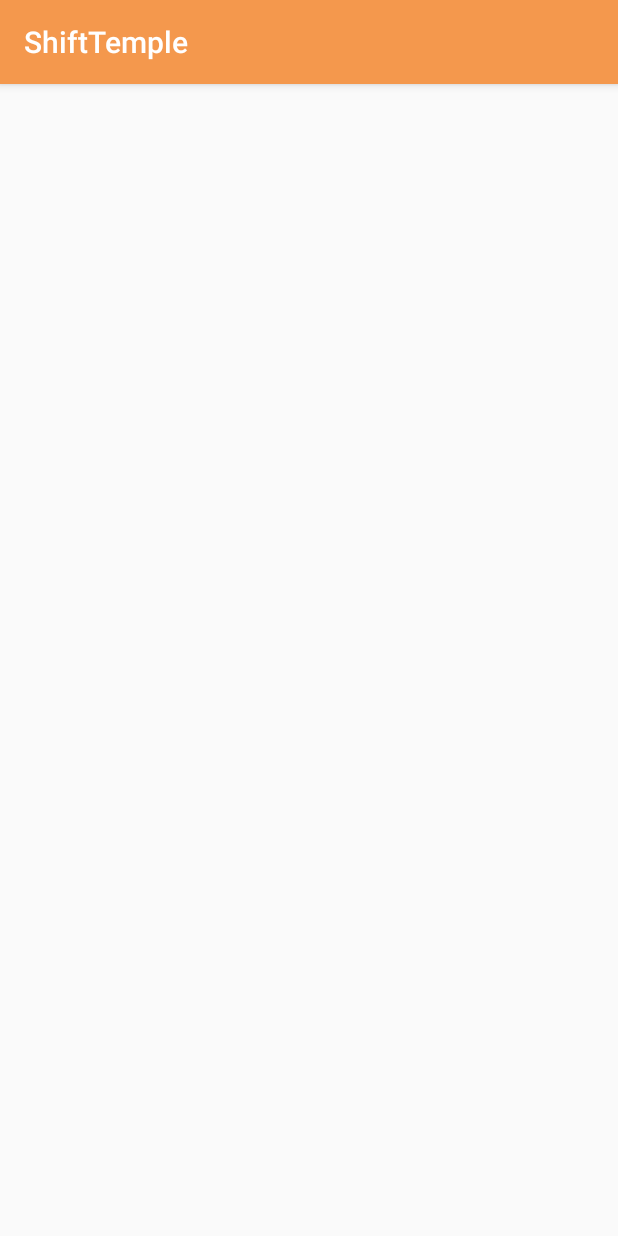
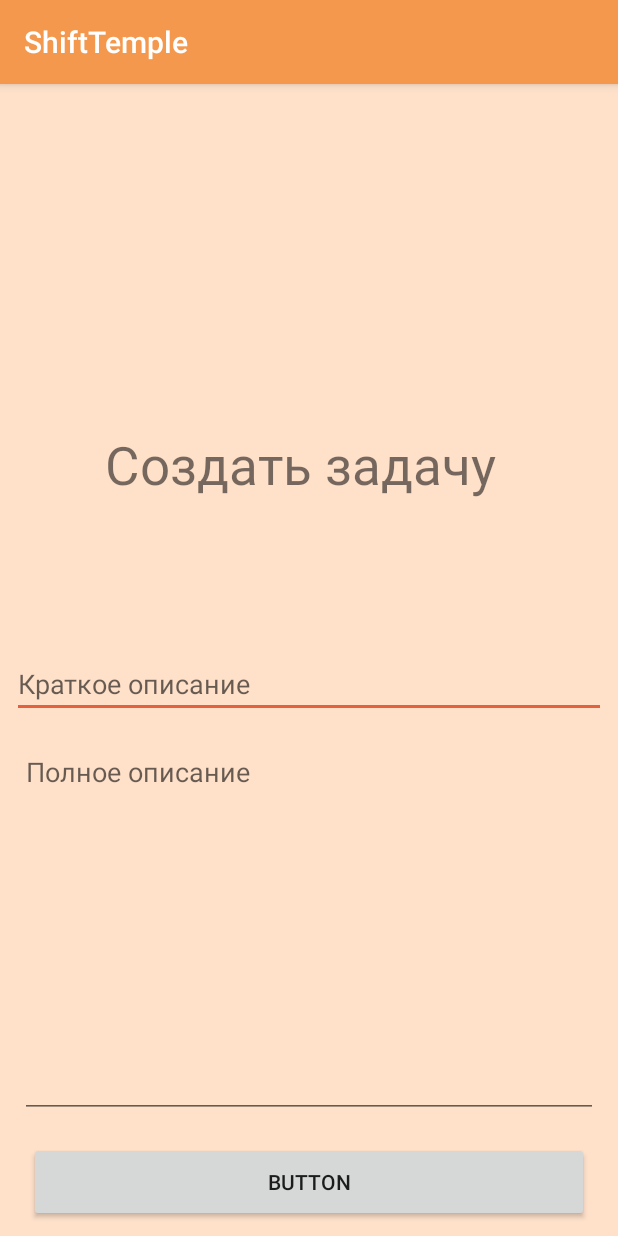
Before and after one commit to mocrob/Dukalis_TestExamle, an Android app: the CreateTaskActivity screen opened directly, with no data from a screen before it, on a phone screen of 412 x 824 dp. Run offline under Robolectric (Android 15) with nearby library versions, the phone set to English and light mode, and no system bars; network calls fail.

Commit message:
Create Task

```diff
--- a/app/src/main/java/ru/ftc/android/shifttemple/features/login/presentation/LoginActivity.java
+++ b/app/src/main/java/ru/ftc/android/shifttemple/features/login/presentation/LoginActivity.java
@@ -72,8 +72,8 @@ public final class LoginActivity extends BaseActivity implements LoginView {
     }
 
     @Override
-    public void openTaskListScreen() {
-        TaskActivity.start(this);
+    public void openTaskListScreen(User user) {
+        TaskActivity.start(this, user);
     }
 
     @Override
--- a/app/src/main/java/ru/ftc/android/shifttemple/features/login/presentation/LoginPresenter.java
+++ b/app/src/main/java/ru/ftc/android/shifttemple/features/login/presentation/LoginPresenter.java
@@ -43,7 +43,7 @@ public final class LoginPresenter extends MvpPresenter<LoginView> {
             view.showNotSelectedUserError();
         } else {
             sessionInteractor.setSessionId(String.valueOf(selectedUser.getId()));
-            view.openTaskListScreen();
+            view.openTaskListScreen(selectedUser);
         }
     }
 }
--- a/app/src/main/java/ru/ftc/android/shifttemple/features/login/presentation/LoginView.java
+++ b/app/src/main/java/ru/ftc/android/shifttemple/features/login/presentation/LoginView.java
@@ -11,7 +11,7 @@ public interface LoginView extends MvpView {
 
     void openBookListScreen();
 
-    void openTaskListScreen();
+    void openTaskListScreen(User user);
 
     void showNotSelectedUserError();
 
--- a/app/src/main/java/ru/ftc/android/shifttemple/features/tasks/presentation/CreateTaskActivity.java
+++ b/app/src/main/java/ru/ftc/android/shifttemple/features/tasks/presentation/CreateTaskActivity.java
@@ -4,12 +4,17 @@ package ru.ftc.android.shifttemple.features.tasks.presentation;
 import android.content.Context;
 import android.content.Intent;
 import android.os.Bundle;
+import android.view.View;
+import android.widget.Button;
+import android.widget.EditText;
 import android.widget.Toast;
 
 import ru.ftc.android.shifttemple.R;
 import ru.ftc.android.shifttemple.features.BaseActivity;
 import ru.ftc.android.shifttemple.features.MvpPresenter;
 import ru.ftc.android.shifttemple.features.MvpView;
+import ru.ftc.android.shifttemple.features.tasks.domain.TasksInteractor;
+import ru.ftc.android.shifttemple.features.tasks.domain.model.Task;
 
 
 public final class CreateTaskActivity extends BaseActivity implements CreateTaskView {
@@ -20,12 +25,32 @@ public final class CreateTaskActivity extends BaseActivity implements CreateTask
     }
     private CreateTaskPresenter presenter;
 
+    private EditText shortDesc;
+    private EditText fullDesc;
+    private Button createButton;
 
 
     @Override
     protected void onCreate(Bundle savedInstanceState) {
         super.onCreate(savedInstanceState);
         setContentView(R.layout.activity_create_task);
+        initView();
+    }
+
+    private void initView(){
+        shortDesc = findViewById(R.id.ShortDeskPlace);
+        fullDesc = findViewById(R.id.FullDeskPlace);
+        createButton = findViewById(R.id.TaskToCreate);
+
+        createButton.setOnClickListener(new View.OnClickListener() {
+            @Override
+            public void onClick(View view) {
+
+                Task task = new Task(String.valueOf(shortDesc.getText()),String.valueOf(fullDesc.getText()),Intent.EXTRA_TEXT);
+                presenter.createTask(task);
+
+            }
+        });
     }
 
     @Override
@@ -44,4 +69,9 @@ public final class CreateTaskActivity extends BaseActivity implements CreateTask
     public void showError() {
         Toast.makeText(this,"Some ERROR", Toast.LENGTH_LONG);
     }
+
+    @Override
+    public void showSuccess() {
+        Toast.makeText(this,"Success", Toast.LENGTH_LONG);
+    }
 }
--- a/app/src/main/java/ru/ftc/android/shifttemple/features/tasks/presentation/CreateTaskPresenter.java
+++ b/app/src/main/java/ru/ftc/android/shifttemple/features/tasks/presentation/CreateTaskPresenter.java
@@ -1,6 +1,29 @@
 package ru.ftc.android.shifttemple.features.tasks.presentation;
 
 import ru.ftc.android.shifttemple.features.MvpPresenter;
+import ru.ftc.android.shifttemple.features.tasks.domain.TasksInteractor;
+import ru.ftc.android.shifttemple.features.tasks.domain.model.Task;
+import ru.ftc.android.shifttemple.network.Carry;
 
 public final class CreateTaskPresenter extends MvpPresenter<CreateTaskView> {
+    private final TasksInteractor interactor;
+
+    public CreateTaskPresenter(TasksInteractor interactor) {
+        this.interactor = interactor;
+    }
+
+    public void createTask(Task task)
+    {
+        interactor.createTask(task, new Carry<Task>(){
+            @Override
+            public void onSuccess(Task result) {
+                view.showSuccess();
+            }
+
+            @Override
+            public void onFailure(Throwable throwable) {
+                view.showError();
+            }
+        });
+    }
 }
--- a/app/src/main/java/ru/ftc/android/shifttemple/features/tasks/presentation/CreateTaskPresenterFactory.java
+++ b/app/src/main/java/ru/ftc/android/shifttemple/features/tasks/presentation/CreateTaskPresenterFactory.java
@@ -2,8 +2,24 @@ package ru.ftc.android.shifttemple.features.tasks.presentation;
 
 import android.content.Context;
 
+import ru.ftc.android.shifttemple.App;
+import ru.ftc.android.shifttemple.features.tasks.data.TaskRepositoryImpl;
+import ru.ftc.android.shifttemple.features.tasks.data.TasksApi;
+import ru.ftc.android.shifttemple.features.tasks.data.TasksDataSource;
+import ru.ftc.android.shifttemple.features.tasks.data.TasksDataSourceImpl;
+import ru.ftc.android.shifttemple.features.tasks.data.TasksRepository;
+import ru.ftc.android.shifttemple.features.tasks.domain.TasksInteractor;
+import ru.ftc.android.shifttemple.features.tasks.domain.TasksInteractorImpl;
+
 public final class CreateTaskPresenterFactory {
     static  CreateTaskPresenter createPresenter(Context context){
-        return new CreateTaskPresenter();
+        final TasksApi api = App.getRetrofitProvider(context)
+                .getRetrofit()
+                .create(TasksApi.class);
+
+        final TasksDataSource dataSource = new TasksDataSourceImpl(api);
+        final TasksRepository repository = new TaskRepositoryImpl(dataSource);
+        final TasksInteractor interactor = new TasksInteractorImpl(repository);
+        return new CreateTaskPresenter(interactor);
     }
 }
--- a/app/src/main/java/ru/ftc/android/shifttemple/features/tasks/presentation/CreateTaskView.java
+++ b/app/src/main/java/ru/ftc/android/shifttemple/features/tasks/presentation/CreateTaskView.java
@@ -5,4 +5,6 @@ import ru.ftc.android.shifttemple.features.MvpView;
 public interface CreateTaskView extends MvpView {
 
     void showError();
+
+    void showSuccess();
 }
--- a/app/src/main/java/ru/ftc/android/shifttemple/features/tasks/presentation/TaskActivity.java
+++ b/app/src/main/java/ru/ftc/android/shifttemple/features/tasks/presentation/TaskActivity.java
@@ -21,12 +21,14 @@ import ru.ftc.android.shifttemple.R;
 import ru.ftc.android.shifttemple.features.BaseActivity;
 import ru.ftc.android.shifttemple.features.MvpPresenter;
 import ru.ftc.android.shifttemple.features.MvpView;
+import ru.ftc.android.shifttemple.features.login.domain.model.User;
 import ru.ftc.android.shifttemple.features.tasks.domain.model.Task;
 
 public final class TaskActivity extends BaseActivity implements TaskListView {
 
-    public static void start(final Context context){
+    public static void start(final Context context, User user){
         Intent intent = new Intent(context, TaskActivity.class);
+        intent.putExtra(Intent.EXTRA_TEXT,user.getCity());
         context.startActivity(intent);
     }
 
@@ -34,6 +36,7 @@ public final class TaskActivity extends BaseActivity implements TaskListView {
     private RecyclerView recyclerView;
     private Button createTaskButton;
     private TaskAdapter adapter;
+    //private String activeUserCity;
 
     private TaskListPresenter presenter;
 
--- a/app/src/main/res/layout/activity_create_task.xml
+++ b/app/src/main/res/layout/activity_create_task.xml
@@ -4,6 +4,60 @@
     xmlns:tools="http://schemas.android.com/tools"
     android:layout_width="match_parent"
     android:layout_height="match_parent"
+    android:background="@color/colorFon"
     tools:context=".features.tasks.presentation.CreateTaskActivity">
 
+    <Button
+        android:id="@+id/TaskToCreate"
+        android:layout_width="373dp"
+        android:layout_height="53dp"
+        android:layout_marginStart="8dp"
+        android:layout_marginEnd="8dp"
+        android:layout_marginBottom="9dp"
+        android:text="Button"
+        app:layout_constraintBottom_toBottomOf="parent"
+        app:layout_constraintEnd_toEndOf="parent"
+        app:layout_constraintStart_toStartOf="parent" />
+
+    <EditText
+        android:id="@+id/ShortDeskPlace"
+        android:layout_width="0dp"
+        android:layout_height="wrap_content"
+        android:layout_marginStart="8dp"
+        android:layout_marginEnd="8dp"
+        android:layout_marginBottom="13dp"
+        android:ems="10"
+        android:hint="@string/ShortDeskPlaceText"
+        android:inputType="textPersonName"
+        app:layout_constraintBottom_toTopOf="@+id/FullDeskPlace"
+        app:layout_constraintEnd_toEndOf="parent"
+        app:layout_constraintStart_toStartOf="parent" />
+
+    <EditText
+        android:id="@+id/FullDeskPlace"
+        android:layout_width="385dp"
+        android:layout_height="253dp"
+        android:layout_marginStart="13dp"
+        android:layout_marginEnd="13dp"
+        android:layout_marginBottom="16dp"
+        android:ems="10"
+        android:gravity="start|top"
+        android:hint="@string/FullDeskPlaceText"
+        android:inputType="textMultiLine"
+        app:layout_constraintBottom_toTopOf="@+id/TaskToCreate"
+        app:layout_constraintEnd_toEndOf="parent"
+        app:layout_constraintStart_toStartOf="parent" />
+
+    <TextView
+        android:id="@+id/textView3"
+        android:layout_width="0dp"
+        android:layout_height="wrap_content"
+        android:layout_marginStart="70dp"
+        android:layout_marginEnd="70dp"
+        android:layout_marginBottom="100dp"
+        android:text="@string/CreateTaskText"
+        android:textSize="35sp"
+        app:layout_constraintBottom_toTopOf="@+id/ShortDeskPlace"
+        app:layout_constraintEnd_toEndOf="parent"
+        app:layout_constraintStart_toStartOf="parent" />
 </androidx.constraintlayout.widget.ConstraintLayout>
--- a/app/src/main/res/layout/login_activity.xml
+++ b/app/src/main/res/layout/login_activity.xml
@@ -25,9 +25,9 @@
         android:layout_height="wrap_content"
         android:clickable="true"
         android:focusable="true"
-        app:srcCompat="@android:drawable/ic_menu_add"
+        android:src="@drawable/plyusik"
         android:layout_gravity="bottom|end"
-        app:maxImageSize="70dp"
+        app:maxImageSize="30dp"
         android:layout_margin="10dp"
         android:translationY="-40dp"/>
 
--- a/app/src/main/res/layout/tasks_activity.xml
+++ b/app/src/main/res/layout/tasks_activity.xml
@@ -32,9 +32,9 @@
         android:layout_width="wrap_content"
         android:layout_height="wrap_content"
         android:clickable="true"
-        app:srcCompat="@android:drawable/ic_input_add"
+        android:src="@drawable/plyusik"
         android:layout_gravity="bottom|end"
         android:layout_margin="10dp"
-        app:maxImageSize="70dp"/>
+        app:maxImageSize="30dp"/>
 
 </FrameLayout>
--- a/app/src/main/res/values/strings.xml
+++ b/app/src/main/res/values/strings.xml
@@ -4,5 +4,8 @@
     <string name="next_button">Далее</string>
     <string name="CardText1">Text1</string>
     <string name="CardText2">Text2</string>
+    <string name="CreateTaskText">Создать задачу</string>
+    <string name="ShortDeskPlaceText">Краткое описание</string>
+    <string name="FullDeskPlaceText">Полное описание</string>
     <string name="not_selected_user_error">Выберите пользователя</string>
 </resources>
```
Also changed, not shown: app/src/main/java/ru/ftc/android/shifttemple/features/tasks/domain/model/Task.java (+12 -0 lines), app/src/main/res/drawable/plyusik.png (added).
